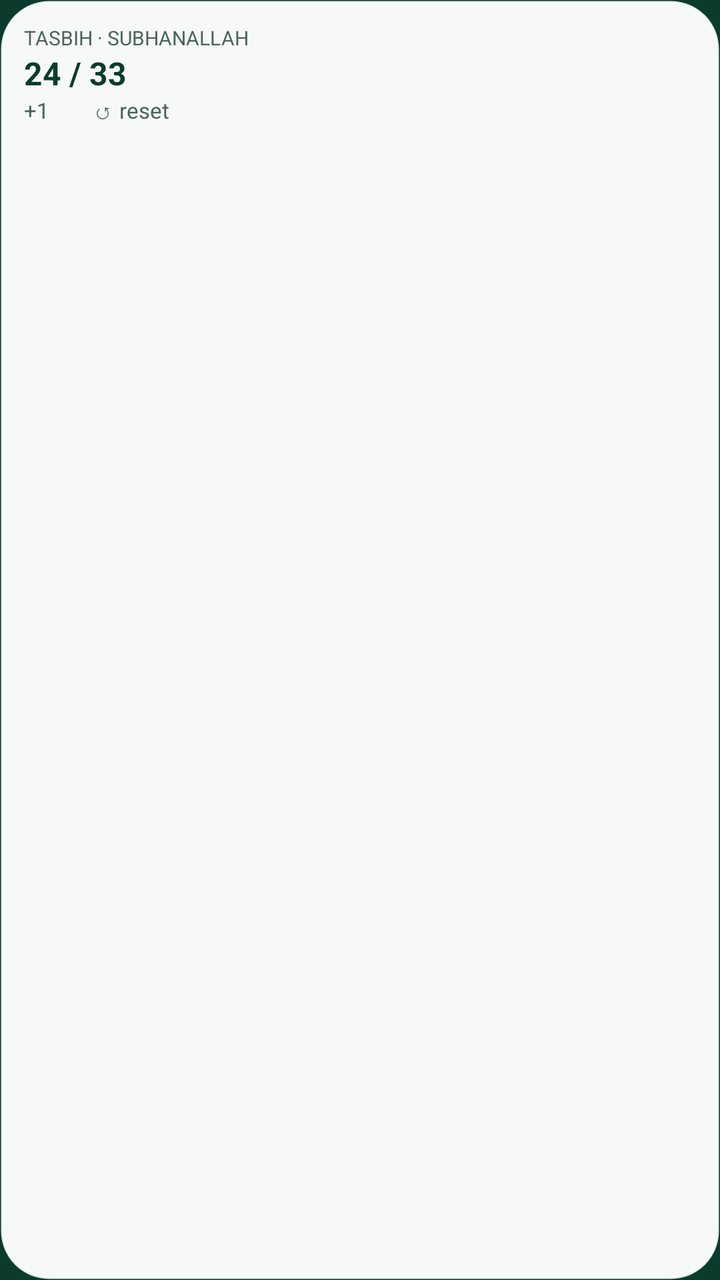
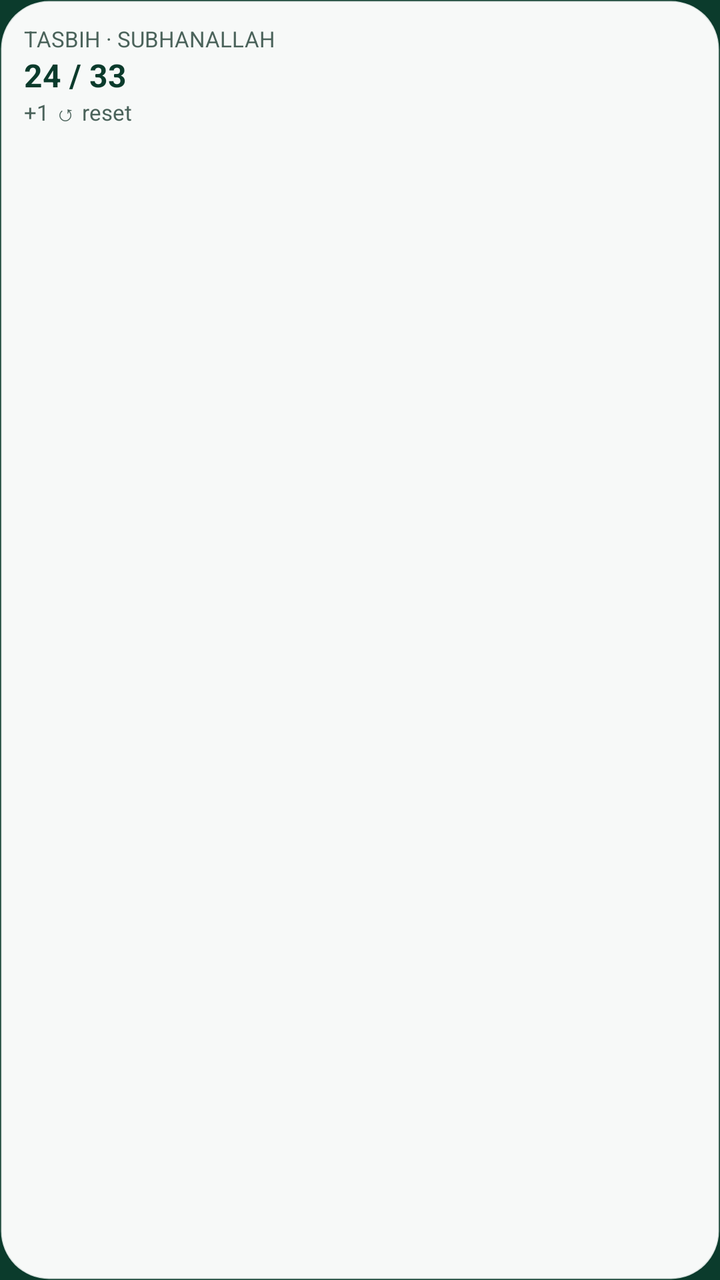

An Android layout rendered at two revisions. The XML below is the earlier revision; the diff shows what the commit changed to produce the second picture.
<!-- AndroidManifest.xml: application theme Theme.Sakinah -->
<!-- res/layout/widget_preview_tasbih.xml -->
<?xml version="1.0" encoding="utf-8"?>
<LinearLayout xmlns:android="http://schemas.android.com/apk/res/android"
    android:layout_width="match_parent"
    android:layout_height="match_parent"
    android:background="@drawable/widget_preview_surface"
    android:orientation="vertical"
    android:padding="12dp">

    <TextView
        android:layout_width="match_parent"
        android:layout_height="wrap_content"
        android:maxLines="1"
        android:ellipsize="end"
        android:text="TASBIH · SUBHANALLAH"
        android:textColor="#4B635B"
        android:textSize="10sp" />

    <TextView
        android:layout_width="match_parent"
        android:layout_height="wrap_content"
        android:maxLines="1"
        android:ellipsize="end"
        android:text="24 / 33"
        android:textColor="#0B3B2C"
        android:textSize="16sp"
        android:textStyle="bold" />

    <TextView
        android:layout_width="match_parent"
        android:layout_height="wrap_content"
        android:maxLines="2"
        android:ellipsize="end"
        android:text="+1        ↺ reset"
        android:textColor="#4B635B"
        android:textSize="11sp" />
</LinearLayout>
<!-- resources referenced by this layout -->
<resources>
  <!-- drawable widget_preview_surface (drawable) -->
  <?xml version="1.0" encoding="utf-8"?>
  <shape xmlns:android="http://schemas.android.com/apk/res/android" android:shape="rectangle">
      <solid android:color="#F7F9F8" />
      <corners android:radius="24dp" />
      <stroke android:width="1dp" android:color="#240B3B2C" />
  </shape>
  <style name="Theme.Sakinah" parent="@android:style/Theme.Material.NoActionBar">
          <item name="android:windowBackground">@color/sakinah_emerald_deep</item>
          <item name="android:statusBarColor">@color/sakinah_emerald_deep</item>
          <item name="android:navigationBarColor">@color/sakinah_emerald_deep</item>
          <item name="android:windowLightStatusBar">false</item>
      </style>
  <color name="sakinah_emerald_deep">#0B3B2C</color>
</resources>

<!-- the commit's change to res/layout/widget_preview_tasbih.xml (unified diff, before → after) -->
@@ -11,16 +11,16 @@
         android:layout_height="wrap_content"
         android:maxLines="1"
         android:ellipsize="end"
-        android:text="TASBIH · SUBHANALLAH"
+        android:text="@string/widget_preview_tasbih_eyebrow"
         android:textColor="#4B635B"
-        android:textSize="10sp" />
+        android:textSize="11sp" />
 
     <TextView
         android:layout_width="match_parent"
         android:layout_height="wrap_content"
         android:maxLines="1"
         android:ellipsize="end"
-        android:text="24 / 33"
+        android:text="@string/widget_preview_tasbih_value"
         android:textColor="#0B3B2C"
         android:textSize="16sp"
         android:textStyle="bold" />
@@ -30,7 +30,7 @@
         android:layout_height="wrap_content"
         android:maxLines="2"
         android:ellipsize="end"
-        android:text="+1        ↺ reset"
+        android:text="@string/widget_preview_tasbih_footer"
         android:textColor="#4B635B"
         android:textSize="11sp" />
 </LinearLayout>
<!-- resource entries referenced after the edit -->
@@ -7,6 +7,9 @@
       <corners android:radius="24dp" />
       <stroke android:width="1dp" android:color="#240B3B2C" />
   </shape>
+  <string translatable="false" name="widget_preview_tasbih_eyebrow">TASBIH · SUBHANALLAH</string>
+  <string translatable="false" name="widget_preview_tasbih_footer">+1        ↺ reset</string>
+  <string translatable="false" name="widget_preview_tasbih_value">24 / 33</string>
   <style name="Theme.Sakinah" parent="@android:style/Theme.Material.NoActionBar">
           <item name="android:windowBackground">@color/sakinah_emerald_deep</item>
           <item name="android:statusBarColor">@color/sakinah_emerald_deep</item>
